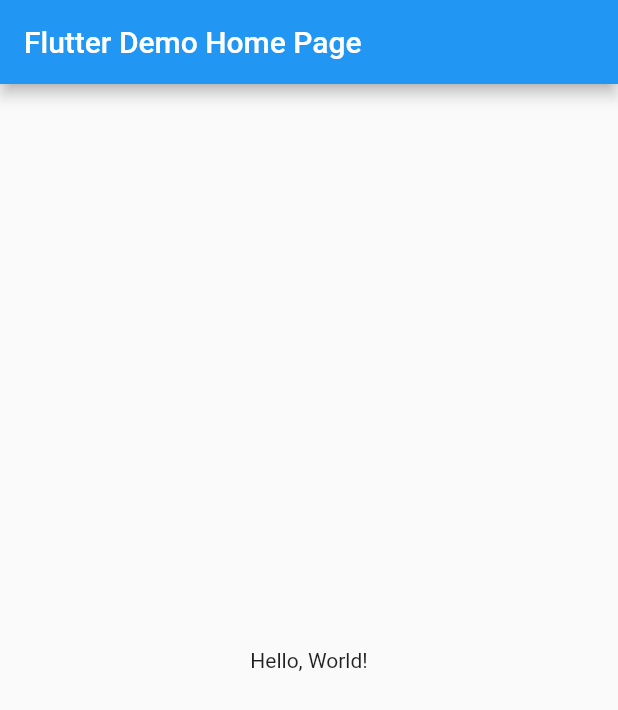
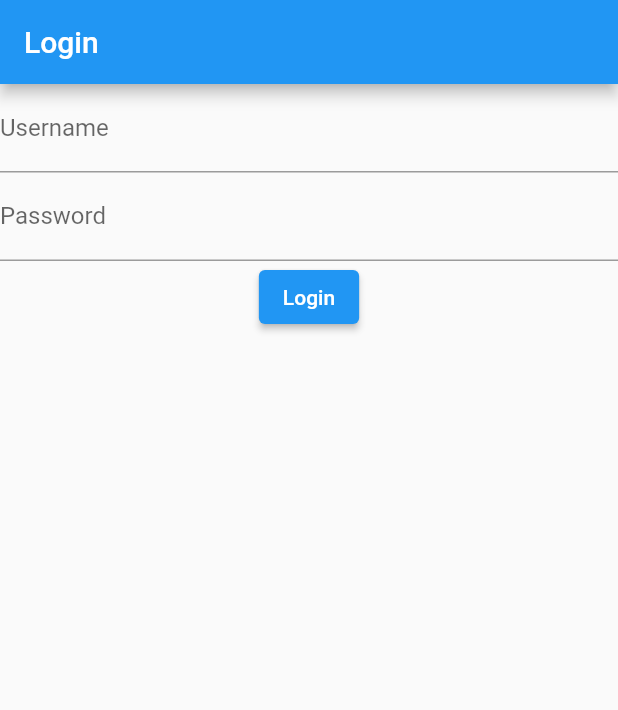
Before and after one commit to benSmith1981/flutter, a Flutter app: the screen it shows after launch, on a phone screen of 412 x 824 dp. Shown: the top 710 px of the screen. Run offline on Flutter 3.47's test engine with Material 2 defaults, Android fonts, the phone set to English and light mode, and no system bars.

Commit message:
ADded login and new page

```diff
--- a/lib/main.dart
+++ b/lib/main.dart
@@ -1,42 +1,86 @@
 import 'package:flutter/material.dart';
 
-void main() => runApp(MyApp());
+void main() {
+  runApp(MyApp());
+}
 
 class MyApp extends StatelessWidget {
-  const MyApp({super.key});
-  // This widget is the root of your application.
   @override
   Widget build(BuildContext context) {
     return MaterialApp(
-      // Application name
-      title: 'Flutter Hello World',
-      // Application theme data, you can set the colors for the application as
-      // you want
-      theme: ThemeData(
-        primarySwatch: Colors.blue,
-      ),
-      // A widget which will be started on application startup
-      home: MyHomePage(title: 'Flutter Demo Home Page'),
+      home: LoginPage(),
     );
   }
 }
 
-class MyHomePage extends StatelessWidget {
-  final String title;
-  const MyHomePage({super.key, required this.title});
+class LoginPage extends StatefulWidget {
+  @override
+  _LoginPageState createState() => _LoginPageState();
+}
+
+class _LoginPageState extends State<LoginPage> {
+  final _formKey = GlobalKey<FormState>();
+  final _usernameController = TextEditingController();
+  final _passwordController = TextEditingController();
+  // This function returns true if the username is "admin" and the password is "password",
+  // and false otherwise. In a real app, you would replace this with a call to your
+  // authentication service.
+  Future<bool> checkCredentials(String username, String password) async {
+    return username == 'admin' && password == 'password';
+  }
 
   @override
   Widget build(BuildContext context) {
     return Scaffold(
-      appBar: AppBar(
-        // The title text which will be shown on the action bar
-        title: Text(title),
-      ),
-      body: Center(
-        child: Text(
-          'Hello, World!',
+      appBar: AppBar(title: Text('Login')),
+      body: Form(
+        key: _formKey,
+        child: Column(
+          children: <Widget>[
+            TextFormField(
+              controller: _usernameController,
+              decoration: InputDecoration(labelText: 'Username'),
+            ),
+            TextFormField(
+              controller: _passwordController,
+              decoration: InputDecoration(labelText: 'Password'),
+              obscureText: true,
+            ),
+            ElevatedButton(
+              onPressed: () async {
+                if (await checkCredentials(
+                  _usernameController.text,
+                  _passwordController.text,
+                )) {
+                  Navigator.push(
+                    context,
+                    MaterialPageRoute(builder: (context) => MenuPage()),
+                  );
+                } else {
+                  // Show an error message if the login attempt fails.
+                  // Scaffold.of(context).showSshonackBar(
+                  //   SnackBar(content: Text('Invalid username or password')),
+                  // );
+                  ScaffoldMessenger.of(context).showSnackBar(
+                    SnackBar(content: Text('Invalid username or password')),
+                  );
+                }
+              },
+              child: Text('Login'),
+            ),
+          ],
         ),
       ),
     );
   }
 }
+
+class MenuPage extends StatelessWidget {
+  @override
+  Widget build(BuildContext context) {
+    return Scaffold(
+      appBar: AppBar(title: Text('Menu')),
+      body: Center(child: Text('Welcome to the Menu Page!')),
+    );
+  }
+}
```
